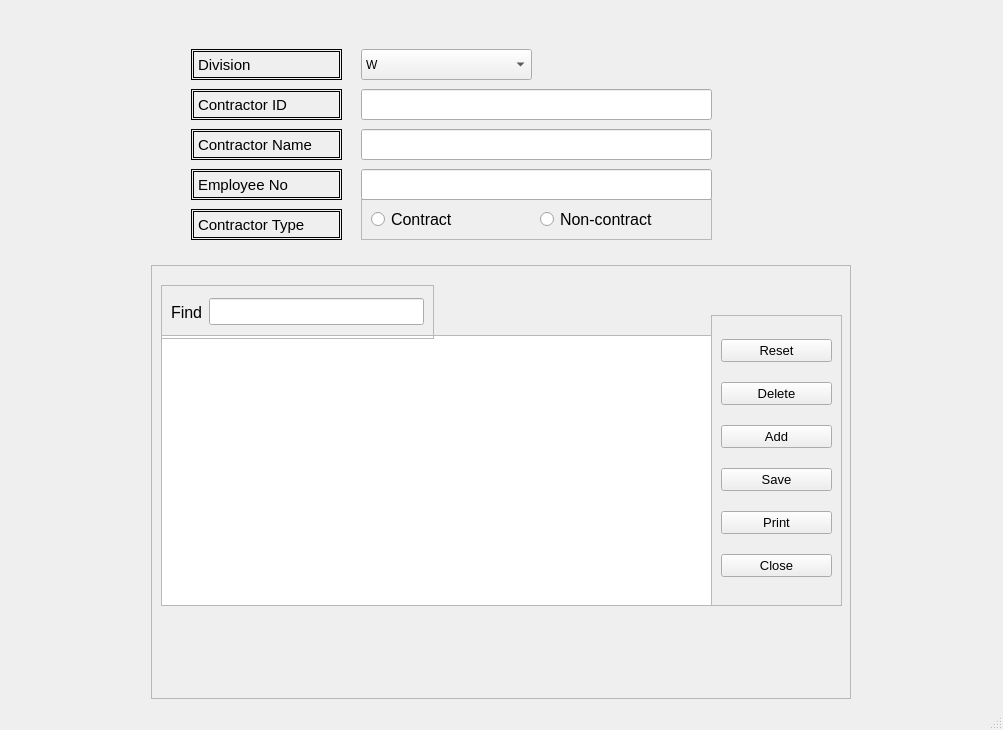
Above: contractor_entry/contractorEntry.ui from Kevin-Tan2/IMS before the change. Below: the same form after it.
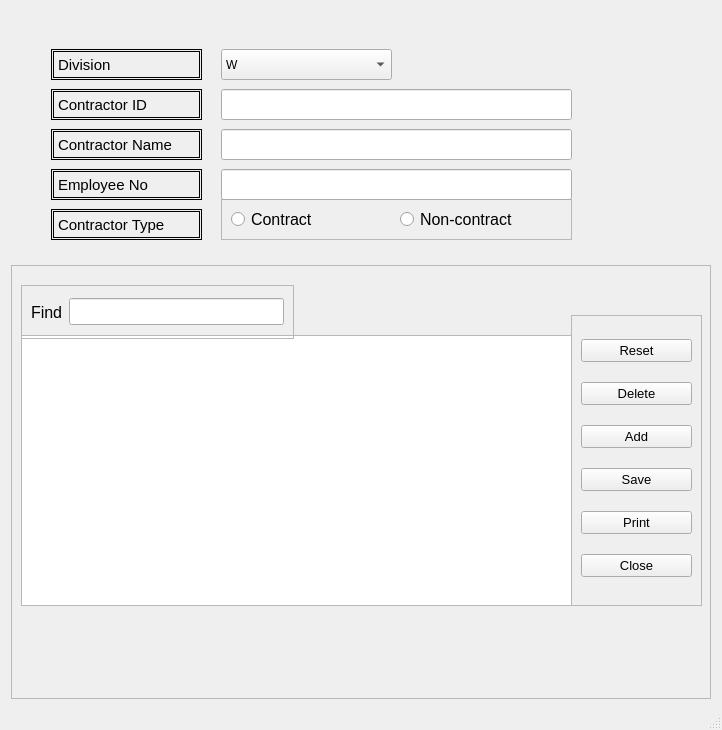
That is the form after the change.

Commit message: contractorEntry.py and customerEntry.ui filepath has been updated to be utilised by main.py

The edit to the form file:
```diff
--- a/contractor_entry/contractorEntry.ui
+++ b/contractor_entry/contractorEntry.ui
@@ -6,10 +6,16 @@
    <rect>
     <x>0</x>
     <y>0</y>
-    <width>1003</width>
+    <width>722</width>
     <height>730</height>
    </rect>
   </property>
+  <property name="minimumSize">
+   <size>
+    <width>722</width>
+    <height>730</height>
+   </size>
+  </property>
   <property name="maximumSize">
    <size>
     <width>16777215</width>
```
Left out of the diff: 2 changed lines with no effect on the pictures. The commit also changes 3 other files.
